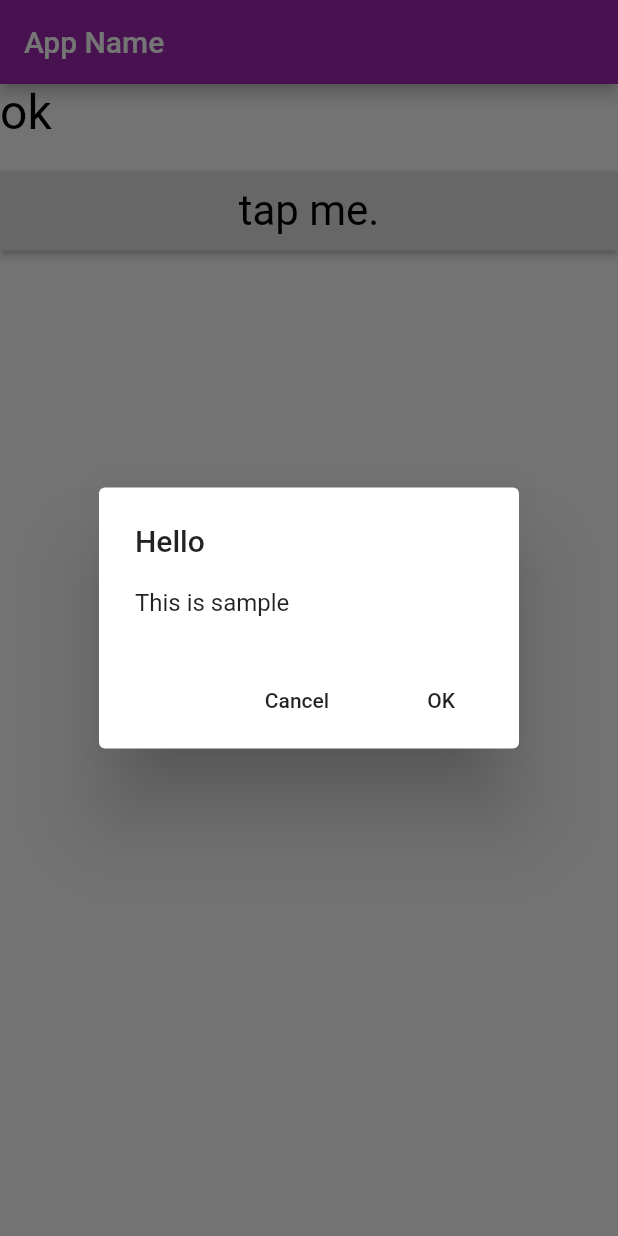
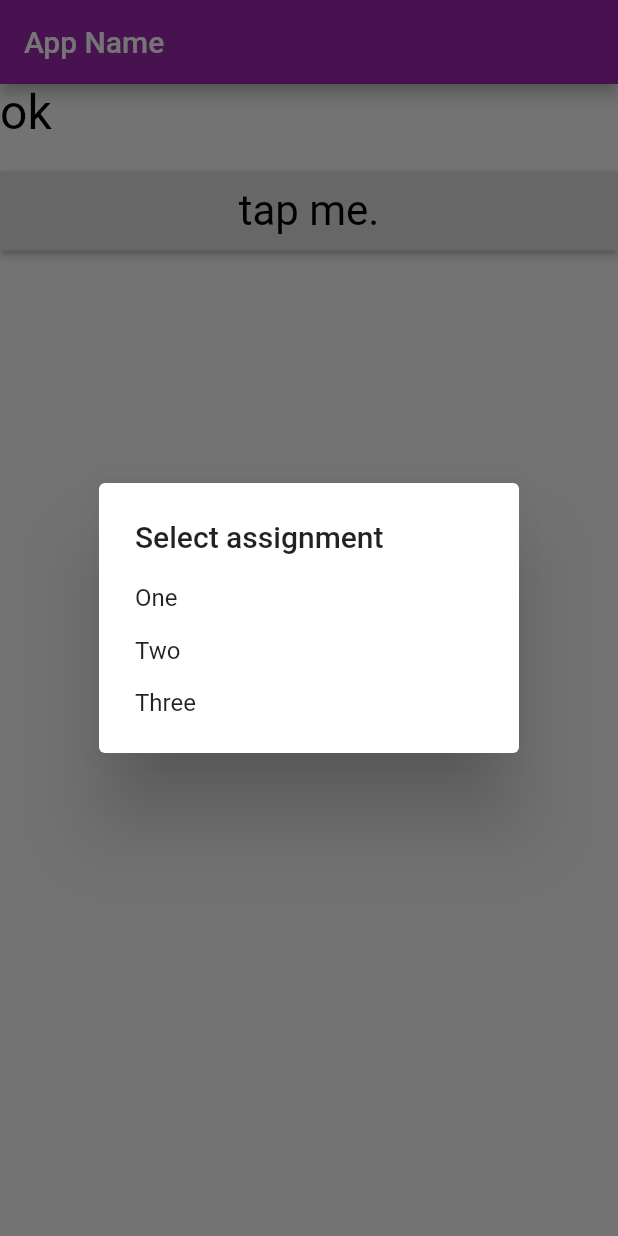
Before and after one commit to CutRay/tutorial-flutter, a Flutter app: the screen it shows after launch, after a tap on "tap me.", on a phone screen of 412 x 824 dp. Run offline on Flutter 3.47's test engine with Material 2 defaults, Android fonts, the phone set to English and light mode, and no system bars.

```diff
--- a/lib/main.dart
+++ b/lib/main.dart
@@ -77,18 +77,18 @@ class _MyHomePageState extends State<MyHomePage> {
   void buttonPressed() {
     showDialog(
         context: context,
-        builder: (BuildContext context) => AlertDialog(
-              title: Text('Hello'),
-              content: Text('This is sample'),
-              actions: <Widget>[
-                FlatButton(
-                  child: const Text('Cancel'),
-                  onPressed: () => Navigator.pop<String>(context, 'Cancel'),
-                ),
-                FlatButton(
-                  child: const Text('OK'),
-                  onPressed: () => Navigator.pop<String>(context, 'OK'),
-                ),
+        builder: (BuildContext context) => SimpleDialog(
+              title: const Text('Select assignment'),
+              children: <Widget>[
+                SimpleDialogOption(
+                    onPressed: () => Navigator.pop<String>(context, 'One'),
+                    child: Text('One')),
+                SimpleDialogOption(
+                    onPressed: () => Navigator.pop<String>(context, 'Two'),
+                    child: Text('Two')),
+                SimpleDialogOption(
+                    onPressed: () => Navigator.pop<String>(context, 'Three'),
+                    child: Text('Three')),
               ],
             )).then((value) => resultAlert(value));
   }
```
